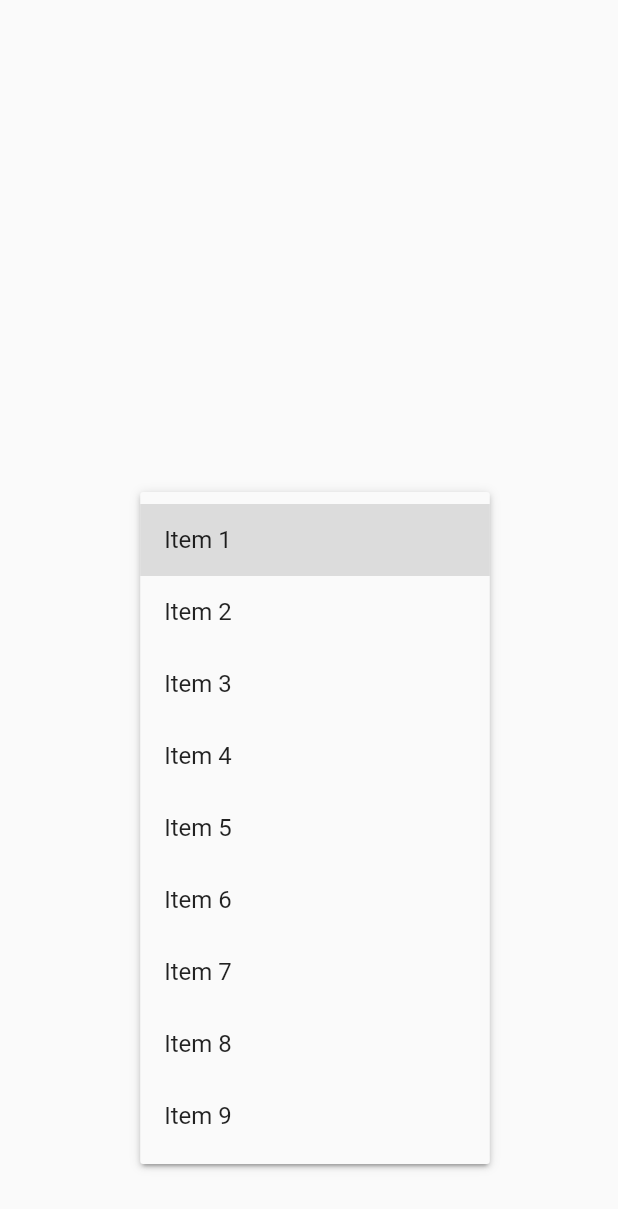
After one commit to rktejesh/Fluttadex, a Flutter app: the DropdownImplementation screen opened directly, after a tap on "Item 1", on a phone screen of 412 x 824 dp. The commit adds this screen. Shown: the top 1209 px of the screen. Run offline on Flutter 3.47's test engine with Material 2 defaults, Android fonts, the phone set to English and light mode, and no system bars; missing offline and left inert: dart:ffi, fab_circular_menu.

Commit message:
Dropdown

```diff
--- /dev/null
+++ b/lib/routes/dropDown.dart
@@ -0,0 +1,74 @@
+import 'package:flutter/material.dart';
+
+class DropdownImplementation extends StatefulWidget {
+  const DropdownImplementation({Key? key}) : super(key: key);
+
+  @override
+  State<DropdownImplementation> createState() => _DropdownImplementationState();
+}
+
+class _DropdownImplementationState extends State<DropdownImplementation> {
+  final List<String> _items = [
+    'Item 1',
+    'Item 2',
+    'Item 3',
+    'Item 4',
+    'Item 5',
+    'Item 6',
+    'Item 7',
+    'Item 8',
+    'Item 9'
+  ];
+
+  String _activeItem = 'Item 1';
+
+  @override
+  Widget build(BuildContext context) {
+    return Scaffold(
+      body: Center(
+        child: SizedBox(
+          height: 40,
+          child: DropdownButton<String>(
+            elevation: 2,
+            icon: const Icon(Icons.keyboard_arrow_down_rounded),
+            iconEnabledColor: Colors.grey,
+            iconSize: 20,
+            menuMaxHeight: 450,
+            hint: const Text("Just a normal dropdown"),
+            onChanged: (e) {
+              setState(() {
+                _activeItem = e!;
+              });
+            },
+            value: _activeItem,
+            items: _items
+                .map(
+                  (e) => DropdownMenuItem(
+                    value: e,
+                    child: Text(e),
+                  ),
+                )
+                .toList(),
+          ),
+        ),
+      ),
+    );
+  }
+}
+
+class DropdownDescription extends StatelessWidget {
+  const DropdownDescription({Key? key}) : super(key: key);
+
+  @override
+  Widget build(BuildContext context) {
+    return Center(
+      child: Container(
+        margin: const EdgeInsets.only(),
+        child: const Text(
+          'A DropDownButton is a material design button. The DropDownButton is a widget that we can use to select one unique value from a set of values. It lets the user select one value from a number of items. The default value shows the currently selected value. We can even include a down arrow icon on the list. On clicking the DropDownButton it opens a list list of items, from which the user can select the desired option.',
+          textAlign: TextAlign.center,
+        ),
+      ),
+    );
+  }
+}
```
Also changed, not shown: lib/widget_list.dart (+10 -1 lines).
